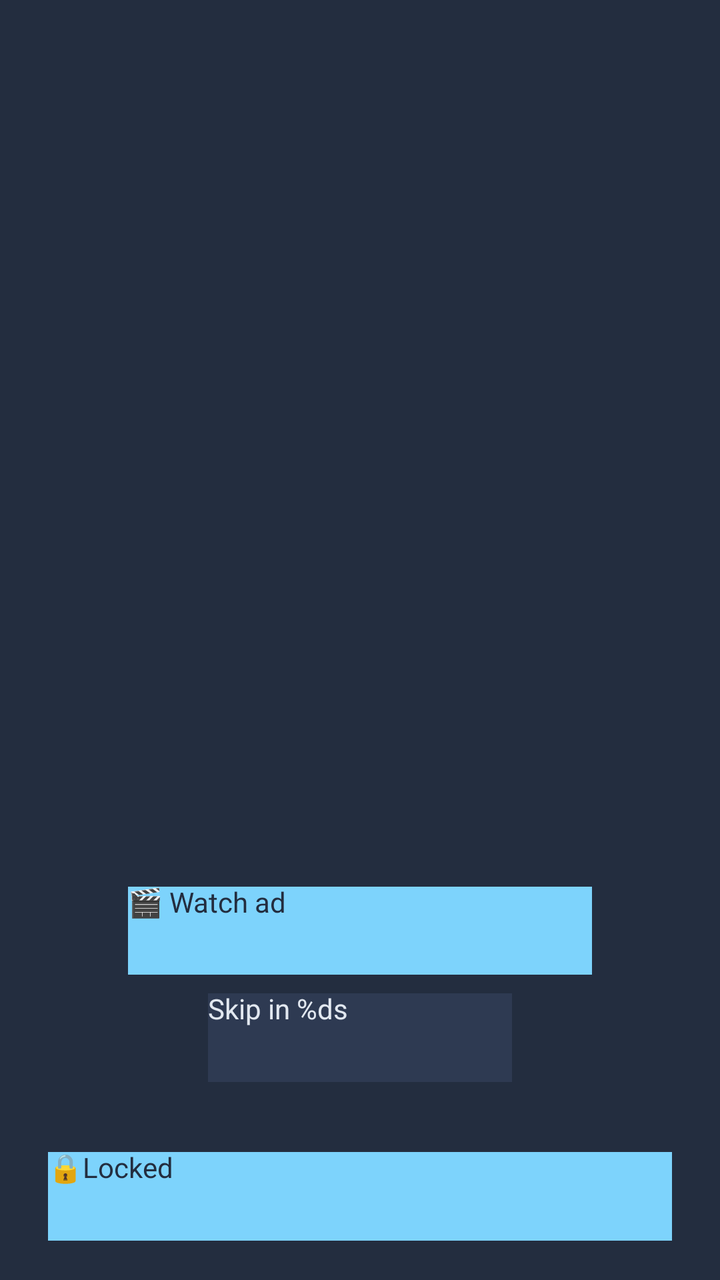
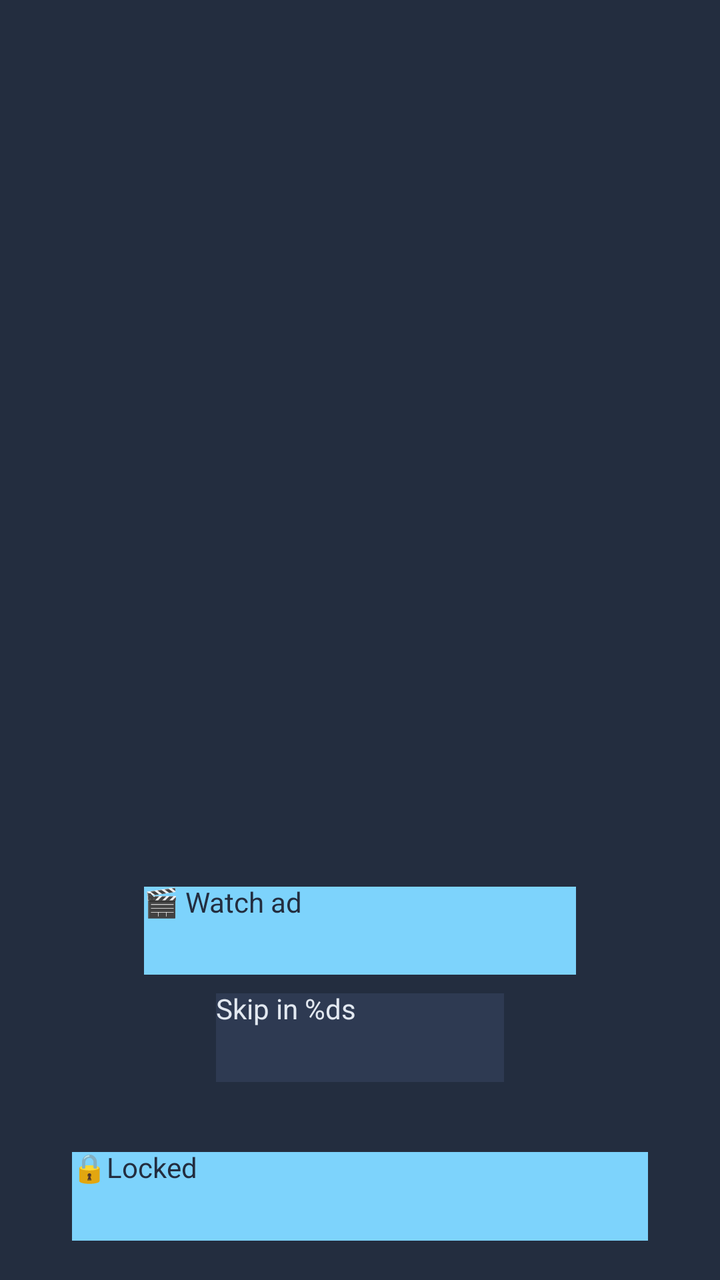

Two renders of the same Android screen: before a commit and after it. Below are the layout's source before the change and the commit's diff.
<!-- AndroidManifest.xml: activity theme Theme.NihalHome -->
<!-- res/layout/activity_premium.xml -->
<?xml version="1.0" encoding="utf-8"?>
<LinearLayout xmlns:android="http://schemas.android.com/apk/res/android"
    android:layout_width="match_parent"
    android:layout_height="match_parent"
    android:orientation="vertical"
    android:weightSum="1000"
    android:background="@color/onboarding_background">

    <View
        android:layout_width="match_parent"
        android:layout_height="0dp"
        android:layout_weight="30" />

    <View
        android:layout_width="match_parent"
        android:layout_height="0dp"
        android:layout_weight="663" />

    <Button
        android:id="@+id/buttonWatchAd"
        android:layout_width="match_parent"
        android:layout_height="0dp"
        android:layout_weight="69"
        android:layout_marginStart="64dp"
        android:layout_marginEnd="64dp"
        android:background="@color/onboarding_accent"
        android:text="@string/action_watch_ad"
        android:textColor="@color/onboarding_button_text"
        android:textAllCaps="false"
        android:includeFontPadding="false"
        android:elevation="0dp" />

    <View
        android:layout_width="match_parent"
        android:layout_height="0dp"
        android:layout_weight="15" />

    <Button
        android:id="@+id/buttonSkip"
        android:layout_width="match_parent"
        android:layout_height="0dp"
        android:layout_weight="69"
        android:layout_marginStart="104dp"
        android:layout_marginEnd="104dp"
        android:background="@color/onboarding_button_unselected"
        android:text="@string/action_skip_in_seconds"
        android:textColor="@color/onboarding_heading"
        android:textAllCaps="false"
        android:includeFontPadding="false"
        android:enabled="false"
        android:elevation="0dp" />

    <View
        android:layout_width="match_parent"
        android:layout_height="0dp"
        android:layout_weight="15" />

    <View
        android:layout_width="match_parent"
        android:layout_height="0dp"
        android:layout_weight="40" />

    <Button
        android:id="@+id/buttonLocked"
        android:layout_width="match_parent"
        android:layout_height="0dp"
        android:layout_weight="69"
        android:layout_marginStart="24dp"
        android:layout_marginEnd="24dp"
        android:background="@color/onboarding_accent"
        android:text="@string/action_locked"
        android:textColor="@color/onboarding_button_text"
        android:textAllCaps="false"
        android:includeFontPadding="false"
        android:elevation="0dp" />

    <View
        android:layout_width="match_parent"
        android:layout_height="0dp"
        android:layout_weight="30" />

</LinearLayout>
<!-- resources referenced by this layout -->
<resources>
  <color name="onboarding_accent">#7DD3FC</color>
  <color name="onboarding_background">#232D3F</color>
  <color name="onboarding_button_text">#232D3F</color>
  <color name="onboarding_button_unselected">#2E3A52</color>
  <color name="onboarding_heading">#E2E8F0</color>
  <string name="action_locked">🔒Locked</string>
  <string name="action_skip_in_seconds">Skip in %ds</string>
  <string name="action_watch_ad">🎬 Watch ad</string>
  <style name="Theme.NihalHome" parent="android:Theme.Material.Light.NoActionBar">
          <item name="android:windowBackground">@android:color/white</item>
          <item name="android:statusBarColor">@android:color/white</item>
          <item name="android:navigationBarColor">@android:color/white</item>
          <item name="android:windowLightStatusBar">true</item>
      </style>
</resources>

<!-- the commit's change to res/layout/activity_premium.xml (unified diff, before → after) -->
@@ -16,39 +16,73 @@
         android:layout_height="0dp"
         android:layout_weight="663" />
 
-    <Button
-        android:id="@+id/buttonWatchAd"
+    <LinearLayout
         android:layout_width="match_parent"
         android:layout_height="0dp"
         android:layout_weight="69"
-        android:layout_marginStart="64dp"
-        android:layout_marginEnd="64dp"
-        android:background="@color/onboarding_accent"
-        android:text="@string/action_watch_ad"
-        android:textColor="@color/onboarding_button_text"
-        android:textAllCaps="false"
-        android:includeFontPadding="false"
-        android:elevation="0dp" />
+        android:orientation="horizontal"
+        android:weightSum="100">
+
+        <View
+            android:layout_width="0dp"
+            android:layout_height="match_parent"
+            android:layout_weight="20" />
+
+        <Button
+            android:id="@+id/buttonWatchAd"
+            android:layout_width="0dp"
+            android:layout_height="match_parent"
+            android:layout_weight="60"
+            android:background="@color/onboarding_accent"
+            android:text="@string/action_watch_ad"
+            android:textColor="@color/onboarding_button_text"
+            android:textAllCaps="false"
+            android:includeFontPadding="false"
+            android:elevation="0dp" />
+
+        <View
+            android:layout_width="0dp"
+            android:layout_height="match_parent"
+            android:layout_weight="20" />
+
+    </LinearLayout>
 
     <View
         android:layout_width="match_parent"
         android:layout_height="0dp"
         android:layout_weight="15" />
 
-    <Button
-        android:id="@+id/buttonSkip"
+    <LinearLayout
         android:layout_width="match_parent"
         android:layout_height="0dp"
         android:layout_weight="69"
-        android:layout_marginStart="104dp"
-        android:layout_marginEnd="104dp"
-        android:background="@color/onboarding_button_unselected"
-        android:text="@string/action_skip_in_seconds"
-        android:textColor="@color/onboarding_heading"
-        android:textAllCaps="false"
-        android:includeFontPadding="false"
-        android:enabled="false"
-        android:elevation="0dp" />
+        android:orientation="horizontal"
+        android:weightSum="100">
+
+        <View
+            android:layout_width="0dp"
+            android:layout_height="match_parent"
+            android:layout_weight="30" />
+
+        <Button
+            android:id="@+id/buttonSkip"
+            android:layout_width="0dp"
+            android:layout_height="match_parent"
+            android:layout_weight="40"
+            android:background="@color/onboarding_button_unselected"
+            android:text="@string/action_skip_in_seconds"
+            android:textColor="@color/onboarding_heading"
+            android:textAllCaps="false"
+            android:includeFontPadding="false"
+            android:enabled="false"
+            android:elevation="0dp" />
+
+        <View
+            android:layout_width="0dp"
+            android:layout_height="match_parent"
+            android:layout_weight="30" />
+
+    </LinearLayout>
 
     <View
         android:layout_width="match_parent"
@@ -60,19 +94,36 @@
         android:layout_height="0dp"
         android:layout_weight="40" />
 
-    <Button
-        android:id="@+id/buttonLocked"
+    <LinearLayout
         android:layout_width="match_parent"
         android:layout_height="0dp"
         android:layout_weight="69"
-        android:layout_marginStart="24dp"
-        android:layout_marginEnd="24dp"
-        android:background="@color/onboarding_accent"
-        android:text="@string/action_locked"
-        android:textColor="@color/onboarding_button_text"
-        android:textAllCaps="false"
-        android:includeFontPadding="false"
-        android:elevation="0dp" />
+        android:orientation="horizontal"
+        android:weightSum="100">
+
+        <View
+            android:layout_width="0dp"
+            android:layout_height="match_parent"
+            android:layout_weight="10" />
+
+        <Button
+            android:id="@+id/buttonLocked"
+            android:layout_width="0dp"
+            android:layout_height="match_parent"
+            android:layout_weight="80"
+            android:background="@color/onboarding_accent"
+            android:text="@string/action_locked"
+            android:textColor="@color/onboarding_button_text"
+            android:textAllCaps="false"
+            android:includeFontPadding="false"
+            android:elevation="0dp" />
+
+        <View
+            android:layout_width="0dp"
+            android:layout_height="match_parent"
+            android:layout_weight="10" />
+
+    </LinearLayout>
 
     <View
         android:layout_width="match_parent"
